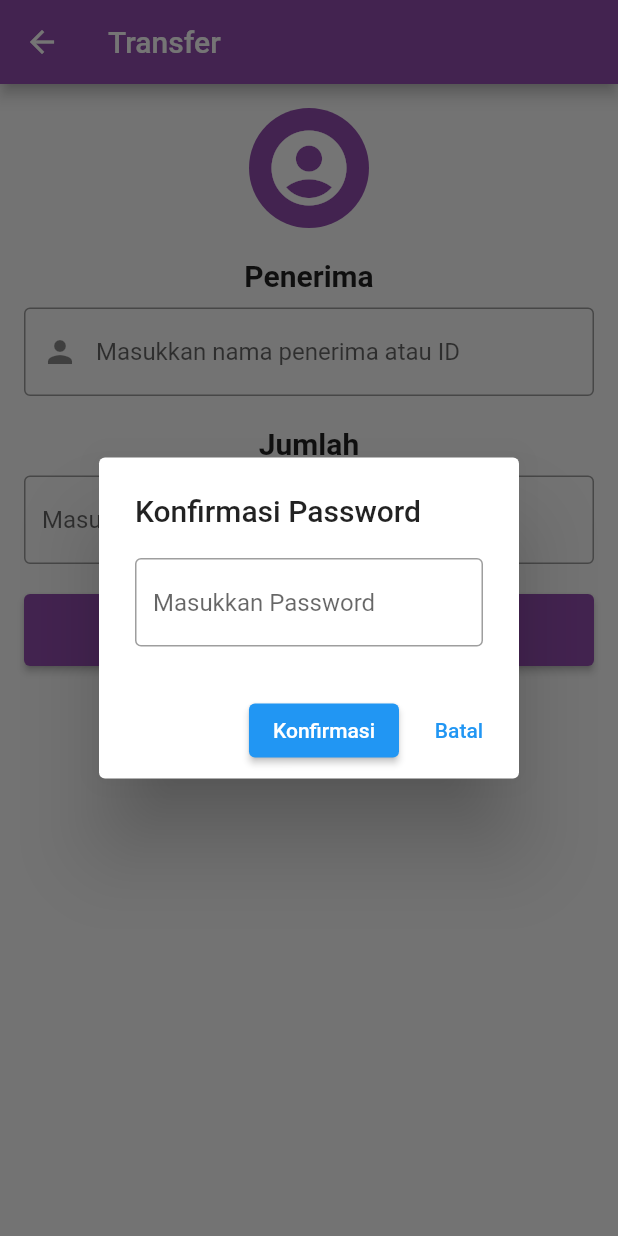
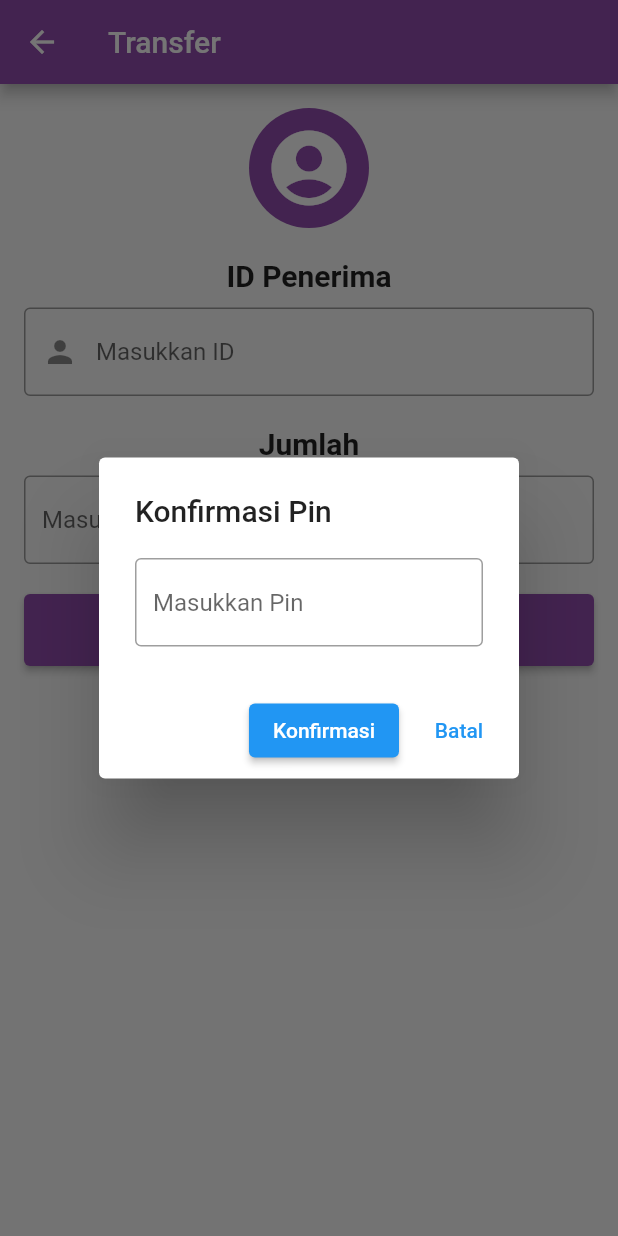
Before and after one commit to George535220173/UAS_E-MONEY, a Flutter app: the TransferPage screen opened directly, after a tap on "Transfer", on a phone screen of 412 x 824 dp. Run offline on Flutter 3.47's test engine with Material 2 defaults, Android fonts, the phone set to English and light mode, and no system bars; our stand-ins replace firebase_auth, firebase_core; accounts and stored records are empty; network calls fail.

Commit message:
update tf

```diff
--- a/lib/Transfer/transfer.dart
+++ b/lib/Transfer/transfer.dart
@@ -30,7 +30,7 @@ class TransferPage extends StatelessWidget {
               ),
               SizedBox(height: 20),
               Text(
-                'Penerima',
+                'ID Penerima',
                 style: TextStyle(
                   fontWeight: FontWeight.bold,
                   fontSize: 20,
@@ -40,7 +40,7 @@ class TransferPage extends StatelessWidget {
               TextField(
                 controller: recipientController,
                 decoration: InputDecoration(
-                  hintText: 'Masukkan nama penerima atau ID',
+                  hintText: 'Masukkan ID',
                   border: OutlineInputBorder(),
                   prefixIcon: Icon(Icons.person),
                 ),
@@ -102,12 +102,12 @@ class TransferPage extends StatelessWidget {
       context: context,
       builder: (BuildContext context) {
         return AlertDialog(
-          title: Text("Konfirmasi Password"),
+          title: Text("Konfirmasi Pin"),
           content: TextField(
             controller: passwordController,
             obscureText: true,
             decoration: InputDecoration(
-              hintText: 'Masukkan Password',
+              hintText: 'Masukkan Pin',
               border: OutlineInputBorder(),
             ),
           ),
@@ -166,7 +166,7 @@ class TransferPage extends StatelessWidget {
   } else {
     ScaffoldMessenger.of(context).showSnackBar(
       SnackBar(
-        content: Text('Password salah. Silakan coba lagi.'),
+        content: Text('Pin salah. Silakan coba lagi.'),
       ),
     );
     recipientController.clear();
@@ -220,7 +220,7 @@ class TransferSuccessPage extends StatelessWidget {
               ),
               SizedBox(height: 10),
               Text(
-                'Penerima: $recipient',
+                'ID: $recipient',
                 textAlign: TextAlign.center,
                 style: TextStyle(
                   fontSize: 20,
```
